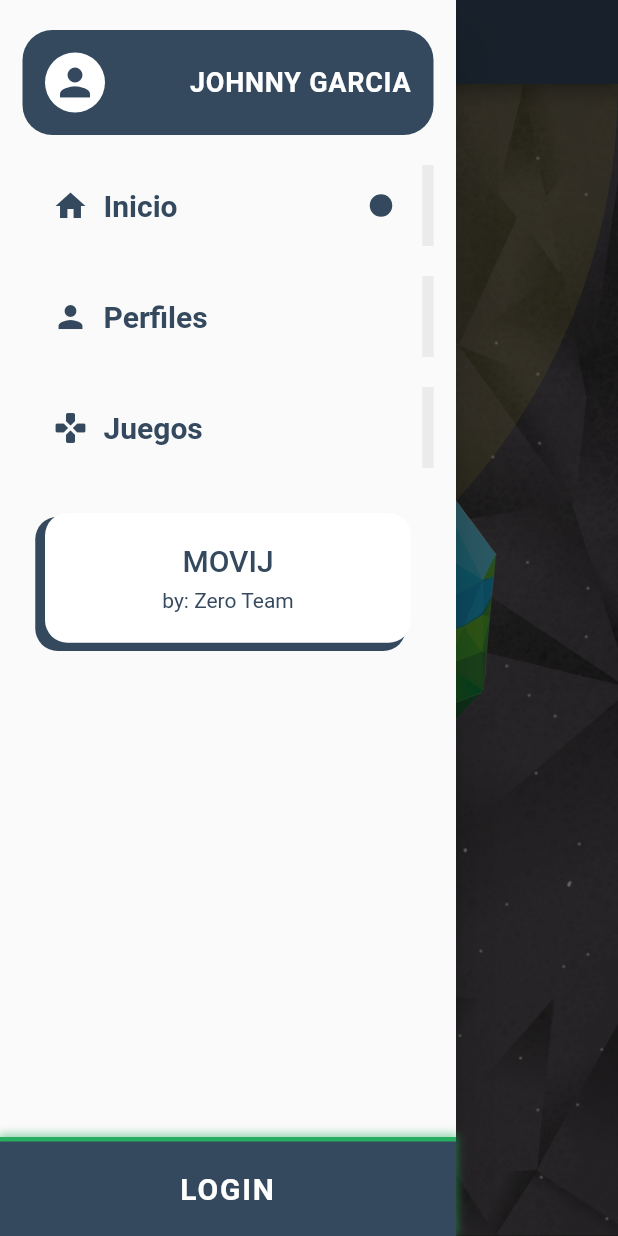
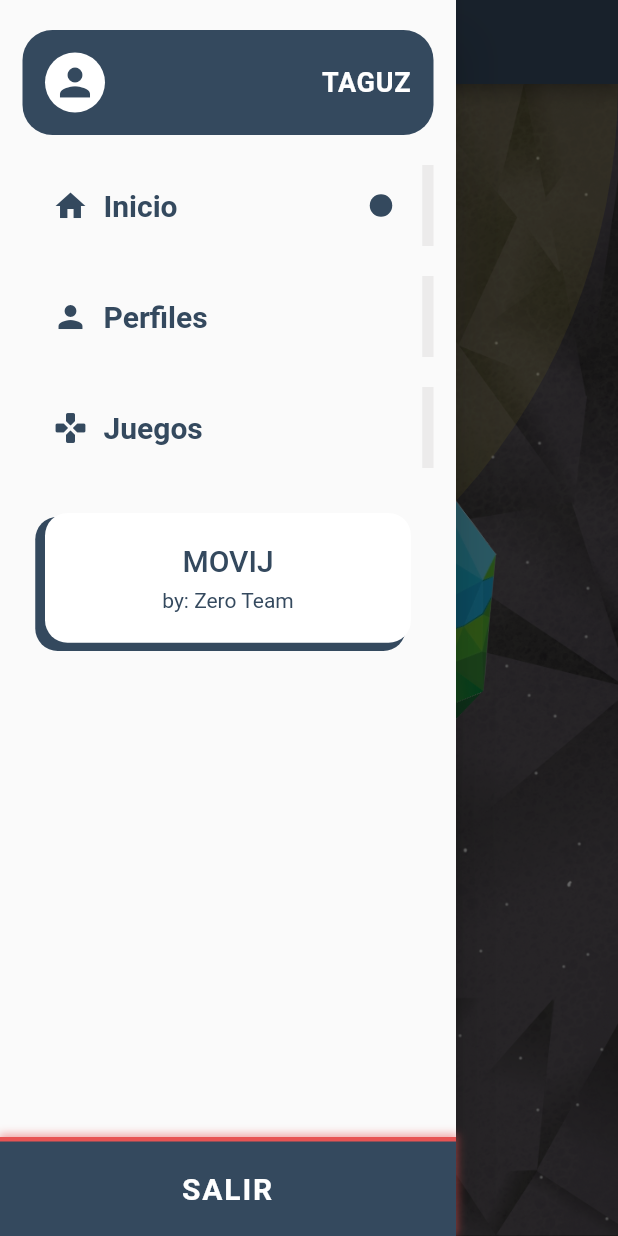
Before and after one commit to JohnnyGG98/app_movij, a Flutter app: the MenuTiempoPage screen opened by its route, with the side drawer open, on a phone screen of 412 x 824 dp. Run offline on Flutter 3.47's test engine with Material 2 defaults, Android fonts, the phone set to English and light mode, and no system bars; our stand-ins replace audioplayers, flutter_tts, shared_preferences; missing offline and left inert: flame; accounts and stored records are empty; statements that could not run were skipped.

Commit message:
REFACTOR: Add User in global
Update the menu_lateral to get the global user,
Add onTap in menu_bottom_button,
Reorder the user list
New global functions and cons

closes #17

```diff
--- /dev/null
+++ b/lib/config/app_cons.dart
@@ -0,0 +1,6 @@
+
+import 'dart:math';
+
+class AppCons {
+  static Random randGlobal = Random();
+}
--- a/lib/config/config_export.dart
+++ b/lib/config/config_export.dart
@@ -1,2 +1,3 @@
 export 'app_theme_colors.dart';
 export 'app_theme_cons.dart';
+export 'app_cons.dart';
--- /dev/null
+++ b/lib/models/user_model.dart
@@ -0,0 +1,46 @@
+class UserModel {
+  int id;
+  String username;
+  String image;
+
+  UserModel({
+    this.id,
+    this.username,
+    this.image = 'assets/app/pocoyo_bg.jpg',
+  });
+
+  bool get isNetworkImage {
+    return image.contains('http');
+  }
+}
+
+// Usuarios predefinidos
+
+List<UserModel> defaultUsers = [
+  UserModel(
+    id: 1,
+    username: 'taguz',
+    image: 'https://64.media.tumblr.com/157458438246678620361f8791807847/c5fd1a52175ce490-0b/s400x600/031b56940db0f942ae1cee10aa6b03c83c75e2f3.png',
+  ),
+  UserModel(
+    id: 1,
+    username: 'destroc007',
+    image: 'https://64.media.tumblr.com/6be7eefdfd26ab4fa5d7d5c3004611e1/c67da2755411e28b-16/s250x400/3651194931a050de9b79d2838ab4e8921b475b6b.png',
+  ),
+  UserModel(
+    id: 1,
+    username: 'keidechin',
+  ),
+  UserModel(
+    id: 1,
+    username: 'aokin',
+  ),
+  UserModel(
+    id: 1,
+    username: 'xxyoxx',
+  ),
+  UserModel(
+    id: 1,
+    username: 'llivio',
+  ),
+];
--- a/lib/pages/juegos/fisica/ClasificaMenu.dart
+++ b/lib/pages/juegos/fisica/ClasificaMenu.dart
@@ -1,8 +1,8 @@
 import 'package:app_movij/animated/personaje_preview.dart';
 import 'package:app_movij/pages/juegos/fisica/clasifica/clasifica_main.dart';
 import 'package:app_movij/templates/btn_juego.dart';
-import 'package:app_movij/templates/menu_lateral.dart';
 import 'package:app_movij/templates/widgets/widget_informacion_juego.dart';
+import 'package:app_movij/widgets/menu/menu_lateral.dart';
 import 'package:flutter/material.dart';
 
 import 'clasifica/const_clasifica.dart';
--- a/lib/pages/juegos/fisica/EncuentraMenu.dart
+++ b/lib/pages/juegos/fisica/EncuentraMenu.dart
@@ -1,9 +1,9 @@
 import 'package:app_movij/animated/personaje_preview.dart';
 import 'package:app_movij/pages/juegos/fisica/encuentra/encuentra_main.dart';
 import 'package:app_movij/templates/btn_juego.dart';
-import 'package:app_movij/templates/menu_lateral.dart';
 import 'package:app_movij/templates/widgets/widget_informacion_juego.dart';
 import 'package:app_movij/utils/transitions.dart';
+import 'package:app_movij/widgets/menu/menu_lateral.dart';
 import 'package:flutter/material.dart';
 
 class MenuEncuentraPage extends StatelessWidget {
--- a/lib/pages/juegos/fisica/OrdenaMenu.dart
+++ b/lib/pages/juegos/fisica/OrdenaMenu.dart
@@ -2,8 +2,8 @@ import 'package:app_movij/animated/personaje_preview.dart';
 import 'package:app_movij/pages/juegos/fisica/ordena/const_ordena.dart';
 import 'package:app_movij/pages/juegos/fisica/ordena/ordena_main.dart';
 import 'package:app_movij/templates/btn_juego.dart';
-import 'package:app_movij/templates/menu_lateral.dart';
 import 'package:app_movij/templates/widgets/widget_informacion_juego.dart';
+import 'package:app_movij/widgets/menu/menu_lateral.dart';
 import 'package:flutter/material.dart';
 
 class MenuOrdenaPage extends StatelessWidget {
--- a/lib/pages/juegos/lenguaje/TiempoMenu.dart
+++ b/lib/pages/juegos/lenguaje/TiempoMenu.dart
@@ -1,7 +1,7 @@
 import 'dart:math';
 
 import 'package:app_movij/animated/personaje_preview.dart';
-import 'package:app_movij/templates/menu_lateral.dart';
+import 'package:app_movij/widgets/menu/menu_lateral.dart';
 import 'package:flutter/material.dart';
 
 class MenuTiempoPage extends StatefulWidget {
--- a/lib/pages/menu/juegos/menu_juego.dart
+++ b/lib/pages/menu/juegos/menu_juego.dart
@@ -1,8 +1,8 @@
 import 'package:app_movij/pages/menu/juegos/menu_juego_tablet.dart';
-import 'package:app_movij/templates/menu_lateral.dart';
 import 'package:app_movij/templates/widgets/responsive.dart';
 import 'package:app_movij/utils/global.dart';
 import 'package:app_movij/widgets/bottom_menu/animated_bottom_bar.dart';
+import 'package:app_movij/widgets/menu/menu_lateral.dart';
 import 'package:flutter/material.dart';
 
 import 'juegos_tf.dart';
--- a/lib/pages/menu/juegos/menu_juego_tablet.dart
+++ b/lib/pages/menu/juegos/menu_juego_tablet.dart
@@ -1,6 +1,6 @@
 import 'package:app_movij/pages/menu/juegos/juegos_tf.dart';
 import 'package:app_movij/pages/menu/juegos/juegos_tl.dart';
-import 'package:app_movij/templates/menu_lateral.dart';
+import 'package:app_movij/widgets/menu/menu_lateral.dart';
 import 'package:flutter/material.dart';
 
 class MenuJuegoTablet extends StatelessWidget {
--- a/lib/templates/widgets/menu_bottom_button.dart
+++ /dev/null
@@ -1,51 +0,0 @@
-import 'package:flutter/material.dart';
-
-class MenuBottomButton extends StatelessWidget {
-  final Color primary;
-  final Color shadow;
-  final String label;
-  final Function onTap;
-
-  const MenuBottomButton({
-    Key key,
-    @required this.primary,
-    @required this.shadow,
-    @required this.label,
-    @required this.onTap,
-  }) : super(key: key);
-
-  @override
-  Widget build(BuildContext context) {
-    return Container(
-      width: double.infinity,
-      decoration: BoxDecoration(
-        color: this.primary,
-        border: Border(
-          top: BorderSide(
-            color: this.shadow,
-            width: 3,
-          ),
-        ),
-        boxShadow: <BoxShadow>[
-          BoxShadow(
-            color: this.shadow.withOpacity(0.5),
-            spreadRadius: 1,
-            blurRadius: 4,
-            offset: Offset(0, -1),
-          )
-        ],
-      ),
-      padding: const EdgeInsets.all(20),
-      child: Text(
-        this.label.toUpperCase(),
-        style: TextStyle(
-          color: Colors.white,
-          fontSize: 20,
-          fontWeight: FontWeight.bold,
-          letterSpacing: 1.2,
-        ),
-        textAlign: TextAlign.center,
-      ),
-    );
-  }
-}
--- a/lib/utils/global.dart
+++ b/lib/utils/global.dart
@@ -1,12 +1,26 @@
+import 'package:app_movij/config/config_export.dart';
+import 'package:app_movij/models/user_model.dart';
+
 class Global {
   static final Global _singleton = Global._internal();
   // Constructor por defecto
   Global._internal();
 
   String actualRoute = '/';
+  UserModel user;
 
   factory Global() {
     return _singleton;
   }
 
+  int _seed = AppCons.randGlobal.nextInt(5);
+
+  int get randomInt {
+    return AppCons.randGlobal.nextInt(++_seed);
+  }
+
+  bool get isLoged {
+    return user != null;
+  }
+
 }
--- /dev/null
+++ b/lib/widgets/menu/menu_bottom_button.dart
@@ -0,0 +1,54 @@
+import 'package:flutter/material.dart';
+
+class MenuBottomButton extends StatelessWidget {
+  final Color primary;
+  final Color shadow;
+  final String label;
+  final Function onTap;
+
+  const MenuBottomButton({
+    Key key,
+    @required this.primary,
+    @required this.shadow,
+    @required this.label,
+    @required this.onTap,
+  }) : super(key: key);
+
+  @override
+  Widget build(BuildContext context) {
+    return InkWell(
+      onTap: this.onTap,
+      child: Container(
+        width: double.infinity,
+        decoration: BoxDecoration(
+          color: this.primary,
+          border: Border(
+            top: BorderSide(
+              color: this.shadow,
+              width: 3,
+            ),
+          ),
+          boxShadow: <BoxShadow>[
+            BoxShadow(
+              color: this.shadow.withOpacity(0.5),
+              spreadRadius: 1,
+              blurRadius: 4,
+              offset: Offset(0, -1),
+            )
+          ],
+        ),
+        padding: const EdgeInsets.all(20),
+        child: Text(
+          this.label.toUpperCase(),
+          style: TextStyle(
+            color: Colors.white,
+            fontSize: 20,
+            fontWeight: FontWeight.bold,
+            letterSpacing: 1.2,
+          ),
+          textAlign: TextAlign.center,
+        ),
+      ),
+    );
+  }
+}
--- /dev/null
+++ b/lib/widgets/menu/menu_export.dart
@@ -0,0 +1,3 @@
+export 'menu_bottom_button.dart';
+export 'menu_credits.dart';
+export 'menu_option.dart';
--- a/lib/templates/menu_lateral.dart
+++ b/lib/widgets/menu/menu_lateral.dart
@@ -1,28 +1,27 @@
 import 'package:app_movij/config/config_export.dart';
 import 'package:app_movij/models/button_menu_model.dart';
-import 'package:app_movij/templates/widgets/menu_bottom_button.dart';
-import 'package:app_movij/templates/widgets/menu_credits.dart';
-import 'package:app_movij/templates/widgets/menu_option.dart';
+import 'package:app_movij/models/user_model.dart';
+import 'package:app_movij/utils/global.dart';
 import 'package:flutter/material.dart';
+import 'package:app_movij/widgets/menu/menu_export.dart';
 
 class MenuLateral extends StatelessWidget {
   @override
   Widget build(BuildContext context) {
-    // TODO: Funcion para comprobar que el usuario este loguead
-    final isLoged = false;
+    final isLoged = Global().isLoged;
     return Drawer(
       child: Column(
         children: [
           Expanded(
-            child: _getBody(),
+            child: _getBody(isLoged),
           ),
-          isLoged ? _getSalirButton() : _getLoginButton(),
+          isLoged ? _getSalirButton(context) : _getLoginButton(),
         ],
       ),
     );
   }
 
-  Widget _getBody() {
+  Widget _getBody(bool isLoged) {
     return Container(
       padding: EdgeInsets.symmetric(
         vertical: 10,
@@ -32,7 +31,7 @@ class MenuLateral extends StatelessWidget {
         crossAxisAlignment: CrossAxisAlignment.start,
         children: [
           SafeArea(
-            child: _getUser(),
+            child: isLoged ? _getUser(Global().user) : Container(),
           ),
           SizedBox(height: 10),
           Expanded(
@@ -53,7 +52,7 @@ class MenuLateral extends StatelessWidget {
     );
   }
 
-  Widget _getUser() {
+  Widget _getUser(UserModel user) {
     return Container(
       margin: EdgeInsets.symmetric(vertical: 10),
       padding: EdgeInsets.all(15),
@@ -77,7 +76,7 @@ class MenuLateral extends StatelessWidget {
             ),
           ),
           Text(
-            'Johnny Garcia'.toUpperCase(),
+            user.username.toUpperCase(),
             style: TextStyle(
               color: Colors.white,
               fontWeight: FontWeight.w700,
@@ -90,12 +89,17 @@ class MenuLateral extends StatelessWidget {
     );
   }
 
-  Widget _getSalirButton() {
+  Widget _getSalirButton(BuildContext context) {
     return MenuBottomButton(
       primary: AppThemeColors.BLUE,
       shadow: AppThemeColors.RED,
       label: 'Salir',
-      onTap: () {},
+      onTap: () {
+        print('Salimos');
+        // Eliminar el usuario logueado
+        Global().user = null;
+        Navigator.of(context).pushReplacementNamed('/');
+      },
     );
   }
 
```
Also changed, not shown: lib/helpers/Helpers.dart (added, +9 -0 lines), lib/pages/menu/seleccionar_perfil.dart (+15 -19 lines), lib/widgets/menu/menu_credits.dart (renamed from lib/templates/widgets/menu_credits.dart), lib/widgets/menu/menu_option.dart (renamed from lib/templates/widgets/menu_option.dart).
